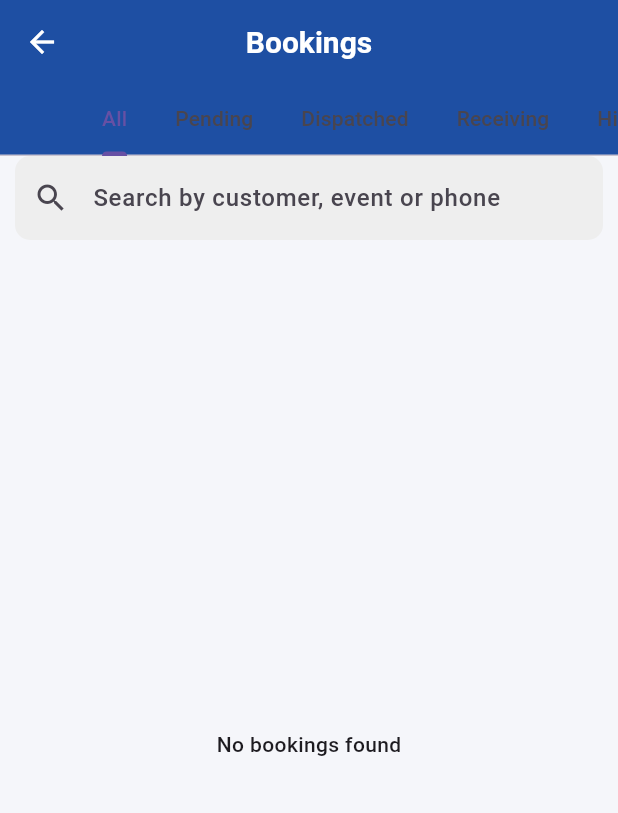
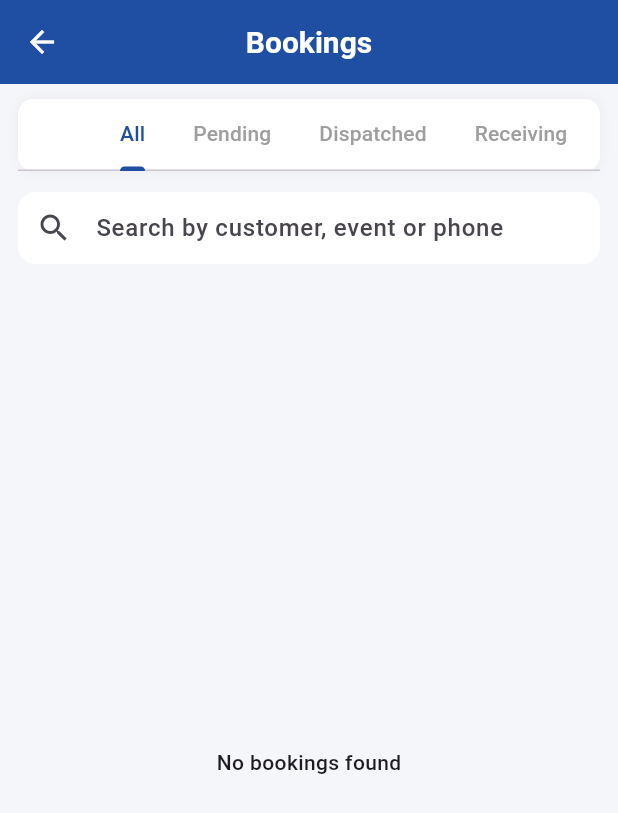
Before and after one commit to ritikkkkkk10/TeentApp, a Flutter app: the BookingsListScreen screen opened directly with empty values, on a phone screen of 412 x 824 dp. Shown: the top 813 px of the screen. Run offline on Flutter 3.47's test engine with Material 3 defaults, Android fonts, the phone set to English and light mode, and no system bars; our stand-ins replace cloud_firestore, firebase_auth, firebase_core, flutter_image_compress, google_sign_in, image_picker and 3 more; accounts and stored records are empty.

Commit message:
ui improvement 10

```diff
--- a/lib/features/bookings/screens/bookings_list_screen.dart
+++ b/lib/features/bookings/screens/bookings_list_screen.dart
@@ -58,10 +58,38 @@ class _BookingsListScreenState extends State<BookingsListScreen>
   Widget build(BuildContext context) {
     return Scaffold(
       appBar: AppBar(
-        title: const Text("Bookings"),
-        bottom: TabBar(
+        backgroundColor: const Color(0xFF1E4FA3),
+        centerTitle: true,
+        title: const Text(
+          "Bookings",
+          style: TextStyle(
+            color: Colors.white,
+            fontWeight: FontWeight.w600,
+          ),
+        ),
+      ),
+      body: Column(
+        children: [
+          Padding(
+            padding: const EdgeInsets.fromLTRB(12, 10, 12, 6),
+            child: Container(
+              decoration: BoxDecoration(
+                color: Colors.white,
+                borderRadius: BorderRadius.circular(10),
+                boxShadow: [
+                  BoxShadow(
+                    color: Colors.black.withOpacity(0.05),
+                    blurRadius: 6,
+                  )
+                ],
+              ),
+              child: TabBar(
                 controller: _tabController,
                 isScrollable: true,
+                labelColor: const Color(0xFF1E4FA3),
+                unselectedLabelColor: Colors.grey,
+                indicatorColor: const Color(0xFF1E4FA3),
+                indicatorWeight: 2,
                 tabs: const [
                   Tab(text: "All"),
                   Tab(text: "Pending"),
@@ -71,22 +99,41 @@ class _BookingsListScreenState extends State<BookingsListScreen>
                 ],
               ),
             ),
+          ),
 
-      body: Column(
-        children: [
           /// SEARCH BAR
           Padding(
-            padding: const EdgeInsets.symmetric(horizontal: 10),
+            padding: const EdgeInsets.symmetric(horizontal:12, vertical: 8),
             child: TextField(
               controller: searchController,
               decoration: InputDecoration(
                 hintText: "Search by customer, event or phone",
                 prefixIcon: const Icon(Icons.search),
+
                 filled: true,
-                fillColor: Colors.grey.shade200,
+                fillColor: Colors.white, // white search area
+
+                contentPadding: const EdgeInsets.symmetric(
+                  vertical: 10,
+                  horizontal: 12,
+                ), // reduces height
+
                 border: OutlineInputBorder(
-                  borderRadius: BorderRadius.circular(10),
+                  borderRadius: BorderRadius.circular(12),
                   borderSide: BorderSide.none,
+                ),
+
+                enabledBorder: OutlineInputBorder(
+                  borderRadius: BorderRadius.circular(12),
+                  borderSide: BorderSide.none,
+                ),
+
+                focusedBorder: OutlineInputBorder(
+                  borderRadius: BorderRadius.circular(12),
+                  borderSide: const BorderSide(
+                    color: Color(0xFF1E4FA3),
+                    width: 1,
+                  ),
                 ),
               ),
               onChanged: (value) {
```
Lines whose indentation alone changed are shown as unchanged.
